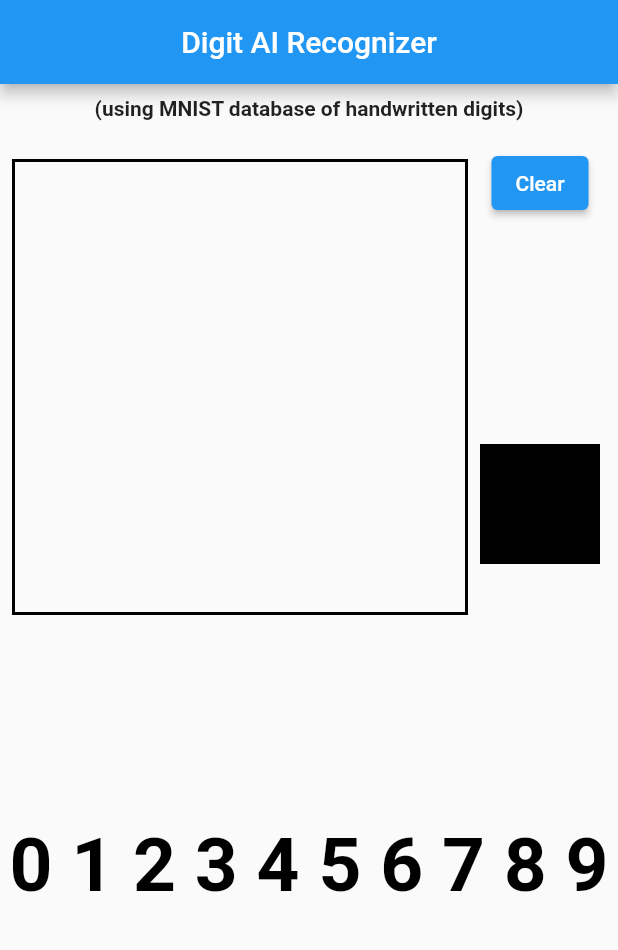
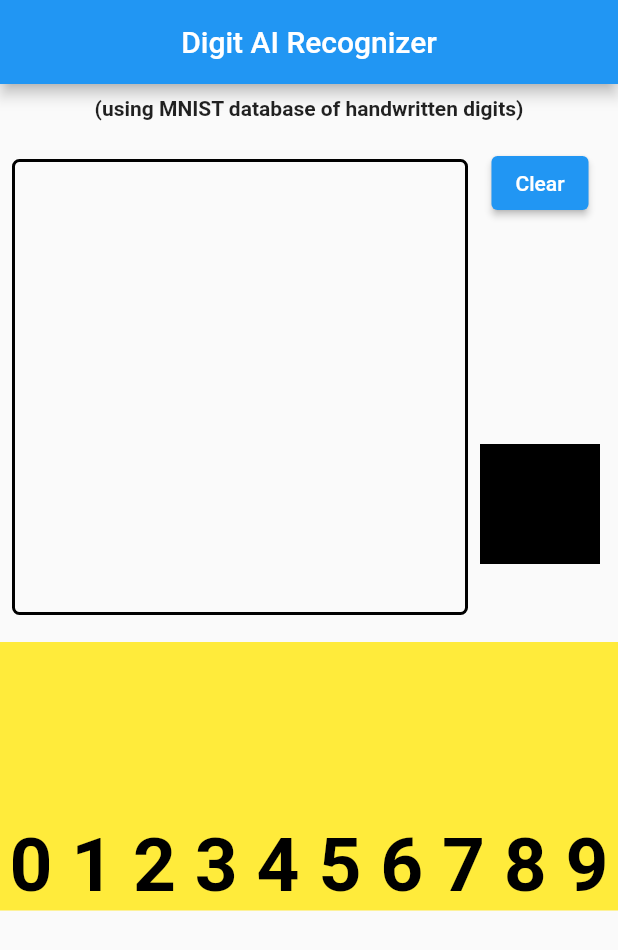
Before and after one commit to luigimicco/flutter_ai_digit, a Flutter app: the screen it shows after launch, on a phone screen of 412 x 824 dp. Shown: the top 950 px of the screen. Run offline on Flutter 3.47's test engine with Material 2 defaults, Android fonts, the phone set to English and light mode, and no system bars; missing offline and left inert: dart:ffi, flutter_tflite.

Commit message:
fix layout

```diff
--- a/lib/screens/draw_screen.dart
+++ b/lib/screens/draw_screen.dart
@@ -99,6 +99,7 @@ class _DrawScreenState extends State<DrawScreen> {
       width: Constants.canvasSize + Constants.borderSize * 2,
       height: Constants.canvasSize + Constants.borderSize * 2,
       decoration: BoxDecoration(
+        borderRadius: BorderRadius.circular(5),
         border: Border.all(
           color: Colors.black,
           width: Constants.borderSize,
--- a/lib/screens/prediction_widget.dart
+++ b/lib/screens/prediction_widget.dart
@@ -87,7 +87,9 @@ class PredictionWidget extends StatelessWidget {
   Widget build(BuildContext context) {
     var styles = getPredictionStyles(predictions);
 
-    return Column(
+    return Container(
+      color: Colors.yellow,
+      child: Column(
         children: <Widget>[
           Row(
             mainAxisAlignment: MainAxisAlignment.spaceAround,
@@ -96,6 +98,7 @@ class PredictionWidget extends StatelessWidget {
             ],
           ),
         ],
+      ),
     );
   }
 }
```
Lines whose indentation alone changed are shown as unchanged.
